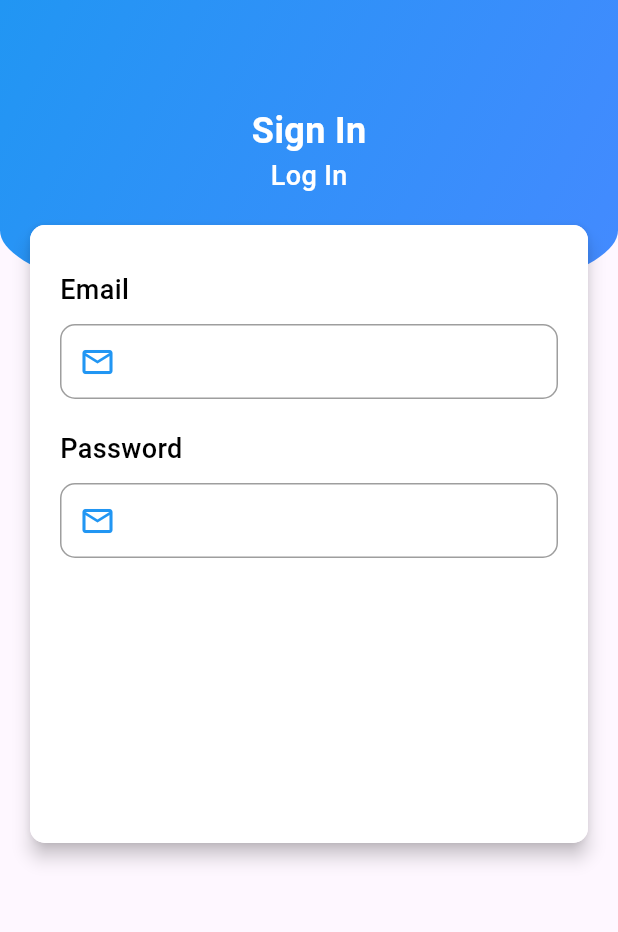
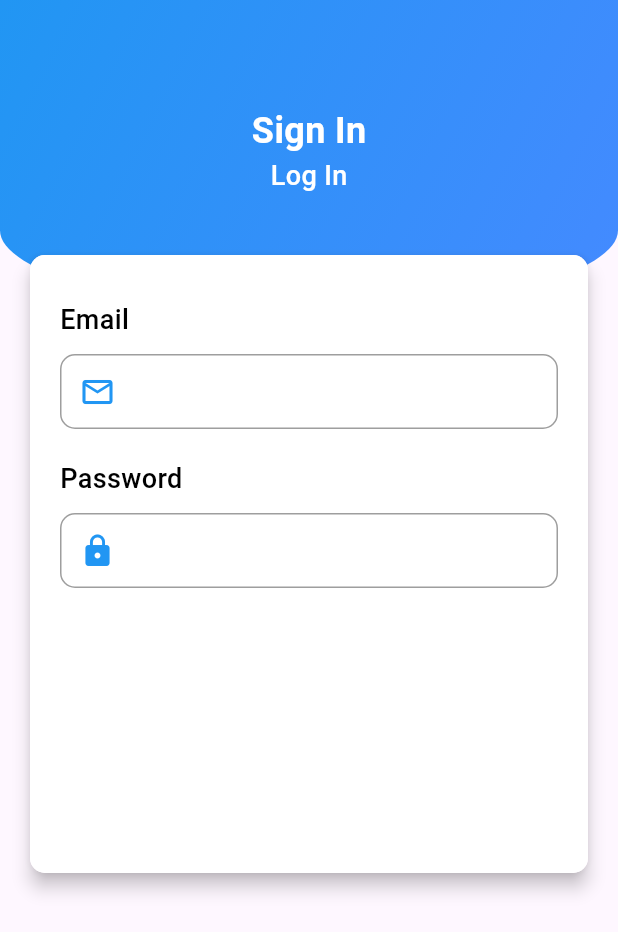
Before and after one commit to adogbeji/FlutterChatAppTwo, a Flutter app: the screen it shows after launch, on a phone screen of 412 x 824 dp. Shown: the top 932 px of the screen. Run offline on Flutter 3.47's test engine with Material 3 defaults, Android fonts, the phone set to English and light mode, and no system bars.

Commit message:
Hide text in password input field

```diff
--- a/lib/views/screens/auth/signin.dart
+++ b/lib/views/screens/auth/signin.dart
@@ -52,6 +52,9 @@ class _SignInState extends State<SignIn> {
                       ),
                     ),
                   ),
+
+                  const SizedBox(height: 20,),
+
                   Container(
                     margin: const EdgeInsets.symmetric(
                         vertical: 20, horizontal: 20),
@@ -122,8 +125,9 @@ class _SignInState extends State<SignIn> {
                               child: const TextField(
                                 decoration: InputDecoration(
                                   border: InputBorder.none,
-                                  prefixIcon: Icon(Icons.mail_outline, color: Colors.blue,),
+                                  prefixIcon: Icon(Icons.lock, color: Colors.blue,),
                                 ),
+                                obscureText: true,
                               ),
                             ),
                           ],
```
